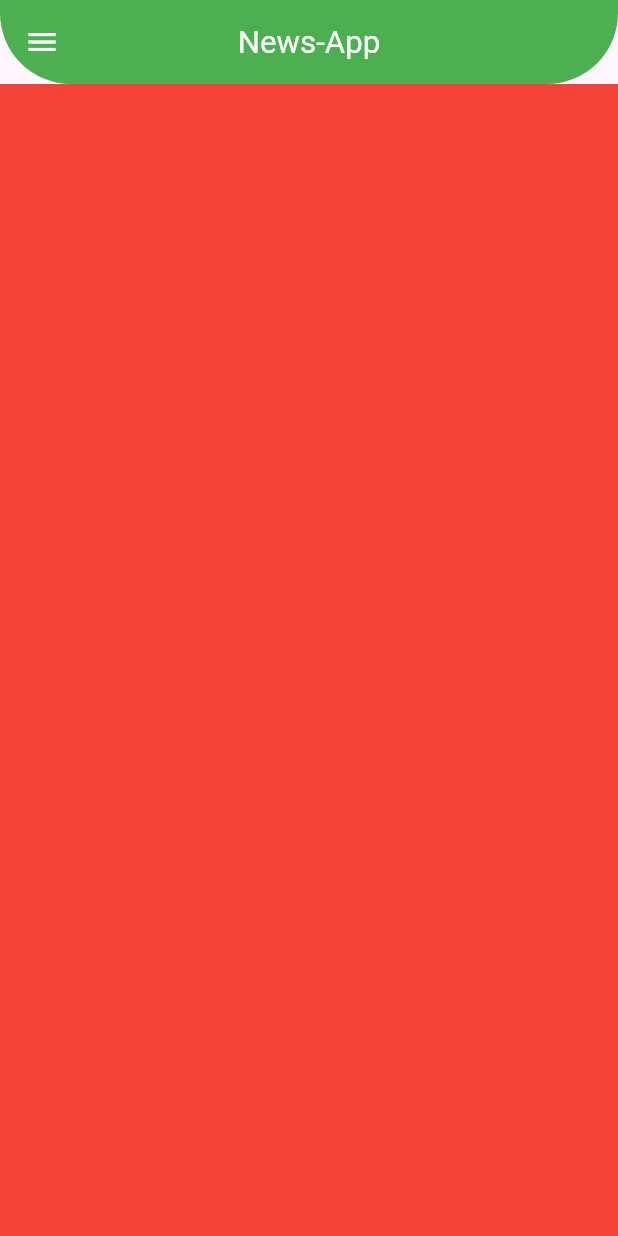
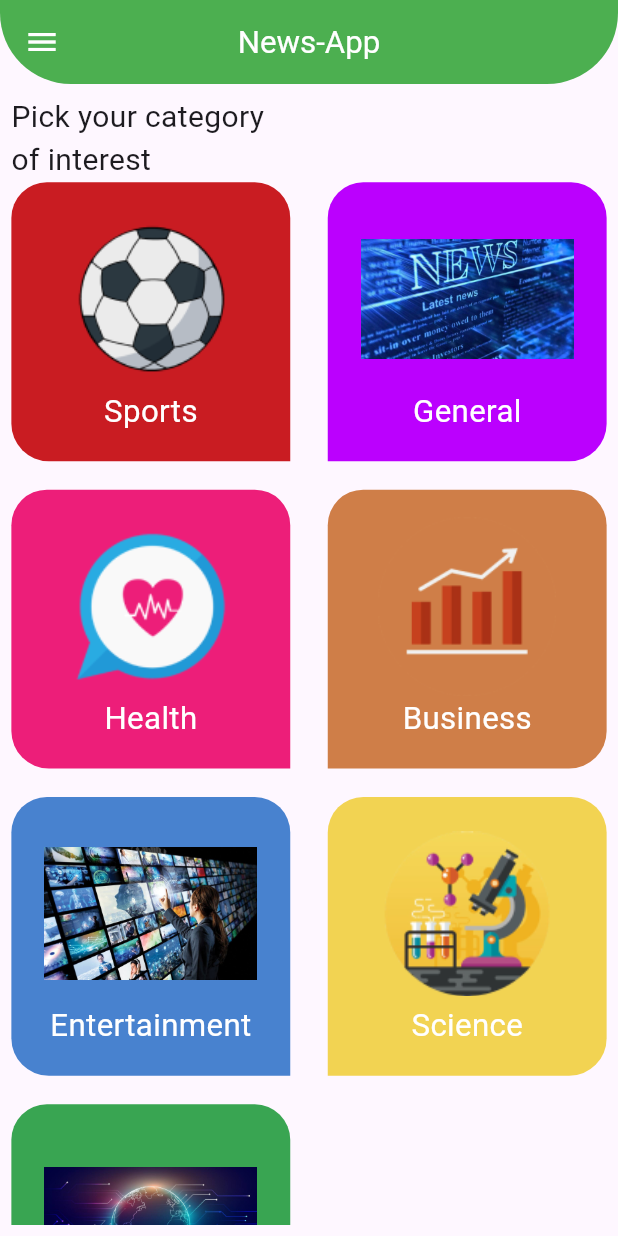
Before and after one commit to osos2511/news-app, a Flutter app: the screen it shows after launch, on a phone screen of 412 x 824 dp. Run offline on Flutter 3.47's test engine with Material 3 defaults, Android fonts, the phone set to English and light mode, and no system bars; our stand-ins replace flutter_screenutil, google_fonts; Roboto replaces fonts that are missing (Exo).

Commit message:
+finished ui

```diff
--- a/lib/core/utils/assets_manager.dart
+++ b/lib/core/utils/assets_manager.dart
@@ -1,5 +1,13 @@
 class AssetsManager{
-  static const String bgMyApp='assets/images/bg_app.png';
-  static const String newsLogo='assets/images/news_logo.png';
-  static const String routeLogo='assets/images/route_logo.png';
+  static const String base='assets/images';
+  static const String bgMyApp='$base/bg_app.png';
+  static const String newsLogo='$base/news_logo.png';
+  static const String routeLogo='$base/route_logo.png';
+  static const String entrainmentLogo='$base/entrainment.jpg';
+  static const String generalLogo='$base/general.jpg';
+  static const String businessLogo='$base/bussines.png';
+  static const String healthLogo='$base/health.png';
+  static const String scienceLogo='$base/science.png';
+  static const String sportsLogo='$base/sports.png';
+  static const String technologyLogo='$base/technology.jpg';
 }
--- a/lib/core/utils/colors_manager.dart
+++ b/lib/core/utils/colors_manager.dart
@@ -4,4 +4,11 @@ class ColorsManager{
   static const Color green=Color(0xFF39A552);
   static const Color white=Color(0xFFFFFFFF);
   static const Color black=Color(0xFF303030);
+  static const Color grey=Color(0xFF4F5A69);
+  static const Color red=Color(0xFFC91C22);
+  static const Color darkBlue=Color(0xFFBB00FE);
+  static const Color pink=Color(0xFFED1E79);
+  static const Color brawn=Color(0xFFCF7E48);
+  static const Color blue=Color(0xFF4882CF);
+  static const Color yellow=Color(0xFFF2D352);
 }
--- /dev/null
+++ b/lib/core/utils/constants_manager.dart
@@ -0,0 +1,9 @@
+class ConstantsManager{
+  static const String sportsId='sports';
+  static const String scienceId='science';
+  static const String healthId='health';
+  static const String businessId='business';
+  static const String technologyId='technology';
+  static const String generalId='general';
+  static const String entertainmentId='entertainment';
+}
--- a/lib/core/utils/strings_manager.dart
+++ b/lib/core/utils/strings_manager.dart
@@ -3,4 +3,12 @@ class StringsManager{
   static const String drawerTitle='News App!';
   static const String categoriesTitle='Categories';
   static const String settingsTitle='Settings';
+  static const String sports='Sports';
+  static const String general='General';
+  static const String health='Health';
+  static const String business='Business';
+  static const String entertainment='Entertainment';
+  static const String science='Science';
+  static const String tech='Technology';
+
 }
--- a/lib/core/utils/styles_manager.dart
+++ b/lib/core/utils/styles_manager.dart
@@ -9,4 +9,6 @@ class AppStyles
   static TextStyle drawerTitleStyle=GoogleFonts.poppins(fontWeight: FontWeight.w700,fontSize: 24.sp,color: ColorsManager.white);
   static TextStyle categoriesTitleStyle=GoogleFonts.poppins(fontWeight: FontWeight.w700,fontSize: 24.sp,color: ColorsManager.black);
   static TextStyle settingsTitleStyle=GoogleFonts.poppins(fontWeight: FontWeight.w700,fontSize: 24.sp,color: ColorsManager.black);
+  static TextStyle categoryTitle=GoogleFonts.exo(fontWeight: FontWeight.w400,fontSize: 22.sp,color: ColorsManager.white);
+
 }
--- /dev/null
+++ b/lib/data_model/category_Dm/category_Dm.dart
@@ -0,0 +1,31 @@
+import 'package:flutter/material.dart';
+import 'package:news_app/core/utils/assets_manager.dart';
+import 'package:news_app/core/utils/colors_manager.dart';
+import 'package:news_app/core/utils/constants_manager.dart';
+import 'package:news_app/core/utils/strings_manager.dart';
+
+class CategoryDm{
+  String id;
+  String title;
+  Color bgColor;
+  String imagePath;
+
+  CategoryDm({required this.id,required this.title,required this.bgColor,required this.imagePath});
+
+  static List<CategoryDm>getAllCategories()=>[
+  CategoryDm(id: ConstantsManager.sportsId, title: StringsManager.sports,
+      bgColor: ColorsManager.red, imagePath: AssetsManager.sportsLogo),
+    CategoryDm(id: ConstantsManager.generalId, title: StringsManager.general,
+      bgColor: ColorsManager.darkBlue, imagePath: AssetsManager.generalLogo),
+    CategoryDm(id: ConstantsManager.healthId, title: StringsManager.health,
+        bgColor: ColorsManager.pink, imagePath: AssetsManager.healthLogo),
+    CategoryDm(id: ConstantsManager.businessId, title: StringsManager.business,
+        bgColor: ColorsManager.brawn, imagePath: AssetsManager.businessLogo),
+    CategoryDm(id: ConstantsManager.entertainmentId, title: StringsManager.entertainment,
+        bgColor: ColorsManager.blue, imagePath: AssetsManager.entrainmentLogo),
+    CategoryDm(id: ConstantsManager.scienceId, title: StringsManager.science,
+        bgColor: ColorsManager.yellow, imagePath: AssetsManager.scienceLogo),
+    CategoryDm(id: ConstantsManager.technologyId, title: StringsManager.tech,
+        bgColor: ColorsManager.green, imagePath: AssetsManager.technologyLogo),
+  ];
+}
--- a/lib/presentation/screens/home/home_screen.dart
+++ b/lib/presentation/screens/home/home_screen.dart
@@ -1,6 +1,8 @@
 import 'package:flutter/material.dart';
 import 'package:news_app/core/utils/strings_manager.dart';
+import 'package:news_app/data_model/category_Dm/category_Dm.dart';
 import 'package:news_app/presentation/screens/home/tabs/categories_tab/categories_tab.dart';
+import 'package:news_app/presentation/screens/home/tabs/category_details/category_details.dart';
 import 'package:news_app/presentation/screens/home/tabs/settings_tab/settings_tab.dart';
 import 'package:news_app/presentation/screens/home/widgets/home_drawer/home_drawer.dart';
 
@@ -12,7 +14,13 @@ class HomeScreen extends StatefulWidget {
 }
 
 class _HomeScreenState extends State<HomeScreen> {
-Widget selectedWidget=const CategoriesTab();
+late Widget selectedWidget;
+@override
+  void initState() {
+    // TODO: implement initState
+    super.initState();
+    selectedWidget=CategoriesTab(onCategoryItemClicked: onCategoryClick,);
+  }
 
   @override
   Widget build(BuildContext context) {
@@ -28,11 +36,16 @@ Widget selectedWidget=const CategoriesTab();
       ),
     );
   }
+void onCategoryClick(CategoryDm category){
+    selectedWidget=CategoryDetails(categoryDm: category,);
+    setState(() {
 
+    });
+}
   void onDrawerItemClicked(MenuItem item){
     switch(item){
       case MenuItem.categories:{
-       selectedWidget=const CategoriesTab();
+       selectedWidget= CategoriesTab(onCategoryItemClicked: onCategoryClick,);
       }
       case MenuItem.settings:{
         selectedWidget=const SettingsTab();
--- a/lib/presentation/screens/home/tabs/categories_tab/categories_tab.dart
+++ b/lib/presentation/screens/home/tabs/categories_tab/categories_tab.dart
@@ -1,12 +1,42 @@
 import 'package:flutter/material.dart';
-
+import 'package:flutter_screenutil/flutter_screenutil.dart';
+import 'package:news_app/data_model/category_Dm/category_Dm.dart';
+import 'package:news_app/presentation/screens/home/tabs/categories_tab/widgets/category_widget.dart';
+typedef OnCategoryItemClicked=void Function(CategoryDm);
 class CategoriesTab extends StatelessWidget {
-  const CategoriesTab({super.key});
-
+   CategoriesTab({super.key,required this.onCategoryItemClicked});
+   OnCategoryItemClicked onCategoryItemClicked;
+List<CategoryDm>categoriesList=CategoryDm.getAllCategories();
   @override
   Widget build(BuildContext context) {
     return Container(
-      color: Colors.red,
+      padding: REdgeInsets.all(8),
+child:Column(
+  crossAxisAlignment: CrossAxisAlignment.start,
+  children: [
+Text('Pick your category\nof interest',style: TextStyle(fontSize: 20),),
+    Expanded(child: GridView.builder(
+        gridDelegate: SliverGridDelegateWithFixedCrossAxisCount(
+            crossAxisCount: 2,
+        crossAxisSpacing: 25.w,
+          mainAxisSpacing: 20.h
+        ),
+        itemCount: categoriesList.length,
+
+        itemBuilder: (context, index) => InkWell(
+          onTap: (){
+            onCategoryItemClicked(categoriesList[index]);
+          },
+          child: CategoryWidget(
+              categoryDm: categoriesList[index], index: index),
+        ),),
+
+
+    ),
+  ],
+),
+
+
     );
   }
 }
--- /dev/null
+++ b/lib/presentation/screens/home/tabs/categories_tab/widgets/category_widget.dart
@@ -0,0 +1,31 @@
+import 'package:flutter/material.dart';
+import 'package:flutter_screenutil/flutter_screenutil.dart';
+import 'package:news_app/core/utils/styles_manager.dart';
+import 'package:news_app/data_model/category_Dm/category_Dm.dart';
+
+class CategoryWidget extends StatelessWidget {
+   CategoryWidget({super.key,required this.categoryDm,required this.index});
+CategoryDm categoryDm;
+int index;
+  @override
+  Widget build(BuildContext context) {
+    return Container(
+      decoration: BoxDecoration(
+          color: categoryDm.bgColor,
+          borderRadius: BorderRadius.only(
+            topRight: Radius.circular(25.r),
+            topLeft: Radius.circular(25.r),
+            bottomLeft: Radius.circular(index.isEven?25:0),
+          bottomRight: Radius.circular(index.isEven?0:25),
+          ),
+      ),
+      child: Column(
+        mainAxisAlignment: MainAxisAlignment.center,
+        children: [
+          Image.asset(categoryDm.imagePath,width: 142.w,height: 126.h,),
+          Text(categoryDm.title,style: AppStyles.categoryTitle,),
+        ],
+      ),
+    );
+  }
+}
--- /dev/null
+++ b/lib/presentation/screens/home/tabs/category_details/category_details.dart
@@ -0,0 +1,14 @@
+import 'package:flutter/material.dart';
+import 'package:news_app/data_model/category_Dm/category_Dm.dart';
+
+class CategoryDetails extends StatelessWidget {
+   CategoryDetails({super.key,required this.categoryDm});
+CategoryDm categoryDm;
+  @override
+  Widget build(BuildContext context) {
+    return Container(
+      color: Colors.green,
+      child: Text(categoryDm.id),
+    );
+  }
+}
```
Also changed, not shown: assets/images/bussines.png (added), assets/images/entrainment.jpg (added), assets/images/general.jpg (added), assets/images/health.png (added), assets/images/science.png (added), assets/images/sports.png (added), assets/images/technology.jpg (added).
